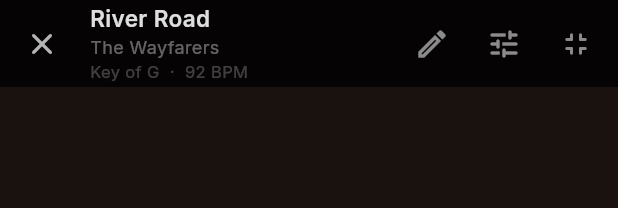
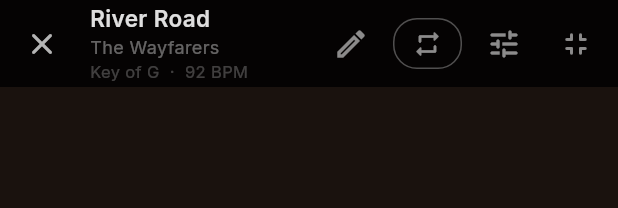
Before and after one commit to HadenHiles/LyricPilot, a Flutter app: the _ControlsLayer widget shown alone on an empty page, opened directly with sample values from the repository, on a phone screen of 412 x 824 dp. Shown: the top 208 px of the screen. Run offline on Flutter 3.47's test engine with Material 3 defaults, Android fonts, the light colour scheme and no system bars; our stand-ins replace flutter_riverpod, freezed_annotation, go_router, google_fonts, riverpod_annotation, shared_preferences and 1 more; accounts and stored records are empty; generated files the repository leaves out were written again.

Commit message:
Implement section loop toggle with counter
Phase 5 deliverable: Core practice feature for mastering sections.
- Add sectionLoopCounter field to PerformanceState
- Toggle between RepeatMode.none and RepeatMode.section
- Increment counter when wrapping section end → start
- Reset counter on section changes or manual navigation
- UI: _SectionLoopButton in header (icon + loop count)
- Shows 'Loop 3, 4, 5...' when active
- Combines items 3 and 4 from Phase 5 (toggle + display)

```diff
--- a/lib/features/performance/domain/performance_state.dart
+++ b/lib/features/performance/domain/performance_state.dart
@@ -17,7 +17,7 @@ enum RepeatMode {
 /// All navigation and display preference are captured here so the view
 /// is a pure function of this value — no local widget state for position.
 class PerformanceState {
-  const PerformanceState({this.sectionIndex = 0, this.lineIndex = 0, this.chordIndex = 0, this.repeatMode = RepeatMode.none, this.fontSize = defaultFontSize, this.lineSpacing = defaultLineSpacing, this.controlsVisible = true, this.isFullScreen = false, this.playback = const PlaybackState()});
+  const PerformanceState({this.sectionIndex = 0, this.lineIndex = 0, this.chordIndex = 0, this.repeatMode = RepeatMode.none, this.sectionLoopCounter = 0, this.fontSize = defaultFontSize, this.lineSpacing = defaultLineSpacing, this.controlsVisible = true, this.isFullScreen = false, this.playback = const PlaybackState()});
 
   /// Index of the currently active section in [Song.sections].
   final int sectionIndex;
@@ -30,6 +30,10 @@ class PerformanceState {
 
   /// Current repeat behaviour.
   final RepeatMode repeatMode;
+
+  /// Number of times the current section has been looped (0 = not looping).
+  /// Increments each time we wrap from end → start of section in RepeatMode.section.
+  final int sectionLoopCounter;
 
   /// Base font size (sp) for the active lyric line.
   final double fontSize;
@@ -62,11 +66,12 @@ class PerformanceState {
 
   // ── copyWith ───────────────────────────────────────────────────────────────
 
-  PerformanceState copyWith({int? sectionIndex, int? lineIndex, int? chordIndex, RepeatMode? repeatMode, double? fontSize, double? lineSpacing, bool? controlsVisible, bool? isFullScreen, PlaybackState? playback}) => PerformanceState(
+  PerformanceState copyWith({int? sectionIndex, int? lineIndex, int? chordIndex, RepeatMode? repeatMode, int? sectionLoopCounter, double? fontSize, double? lineSpacing, bool? controlsVisible, bool? isFullScreen, PlaybackState? playback}) => PerformanceState(
     sectionIndex: sectionIndex ?? this.sectionIndex,
     lineIndex: lineIndex ?? this.lineIndex,
     chordIndex: chordIndex ?? this.chordIndex,
     repeatMode: repeatMode ?? this.repeatMode,
+    sectionLoopCounter: sectionLoopCounter ?? this.sectionLoopCounter,
     fontSize: fontSize ?? this.fontSize,
     lineSpacing: lineSpacing ?? this.lineSpacing,
     controlsVisible: controlsVisible ?? this.controlsVisible,
--- a/lib/features/performance/presentation/screens/performance_screen.dart
+++ b/lib/features/performance/presentation/screens/performance_screen.dart
@@ -800,6 +800,15 @@ class _ControlsLayer extends StatelessWidget {
                       onEdit();
                     },
                   ),
+                  // Section loop toggle with counter
+                  _SectionLoopButton(
+                    isActive: state.repeatMode == RepeatMode.section,
+                    loopCount: state.sectionLoopCounter,
+                    onPressed: () {
+                      onInteraction();
+                      notifier.toggleSectionLoop();
+                    },
+                  ),
                   IconButton(
                     icon: const Icon(Icons.tune_rounded, color: Colors.white54),
                     tooltip: 'Performance settings',
@@ -1166,3 +1175,44 @@ class _SpeedPresetChip extends StatelessWidget {
     );
   }
 }
+
+// ─── Section loop toggle button ───────────────────────────────────────────────
+
+/// Toggle button for section loop with counter display.
+class _SectionLoopButton extends StatelessWidget {
+  final bool isActive;
+  final int loopCount;
+  final VoidCallback onPressed;
+
+  const _SectionLoopButton({required this.isActive, required this.loopCount, required this.onPressed});
+
+  @override
+  Widget build(BuildContext context) {
+    final cs = Theme.of(context).colorScheme;
+    return GestureDetector(
+      onTap: onPressed,
+      child: Container(
+        padding: const EdgeInsets.symmetric(horizontal: 12, vertical: 6),
+        margin: const EdgeInsets.symmetric(horizontal: 4),
+        decoration: BoxDecoration(
+          color: isActive ? cs.primary.withValues(alpha: 0.25) : Colors.transparent,
+          border: Border.all(color: isActive ? cs.primary : Colors.white30, width: isActive ? 2 : 1),
+          borderRadius: BorderRadius.circular(16),
+        ),
+        child: Row(
+          mainAxisSize: MainAxisSize.min,
+          children: [
+            Icon(Icons.repeat_rounded, color: isActive ? cs.primary : Colors.white54, size: 20),
+            if (isActive && loopCount > 0) ...[
+              const SizedBox(width: 6),
+              Text(
+                '$loopCount',
+                style: TextStyle(color: cs.primary, fontSize: 13, fontWeight: FontWeight.w700),
+              ),
+            ],
+          ],
+        ),
+      ),
+    );
+  }
+}
```
Also changed, not shown: lib/features/performance/presentation/providers/performance_provider.dart (+22 -7 lines).
